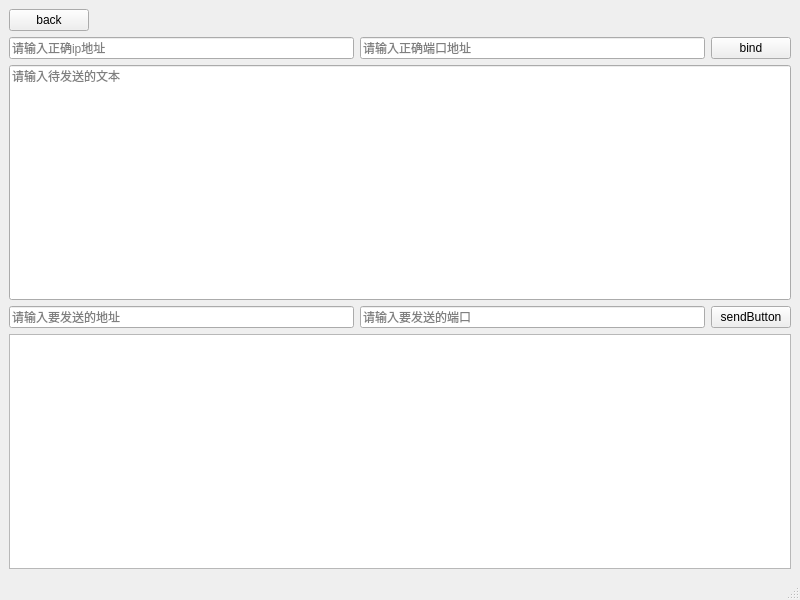
Qt form src/forms/mainWindows/udpMW.ui (rrrriiiiich/iams) before a commit.
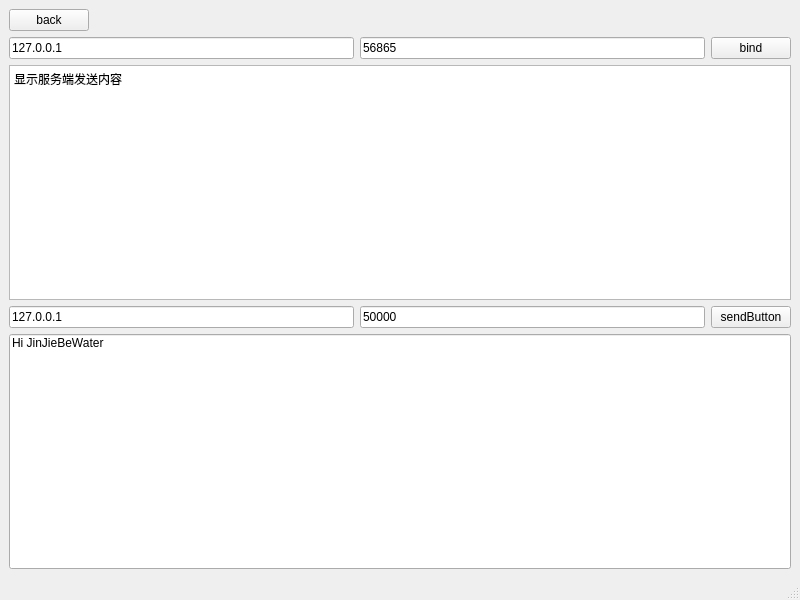
The same form after that commit.

Commit message: feat: 本机测试成功

Patch:
```diff
--- a/src/forms/mainWindows/udpMW.ui
+++ b/src/forms/mainWindows/udpMW.ui
@@ -55,6 +55,9 @@
           <verstretch>0</verstretch>
          </sizepolicy>
         </property>
+        <property name="text">
+         <string>127.0.0.1</string>
+        </property>
         <property name="placeholderText">
          <string>请输入正确ip地址</string>
         </property>
@@ -68,6 +71,9 @@
           <verstretch>0</verstretch>
          </sizepolicy>
         </property>
+        <property name="text">
+         <string>56865</string>
+        </property>
         <property name="placeholderText">
          <string>请输入正确端口地址</string>
         </property>
@@ -88,10 +94,13 @@
       </item>
      </layout>
     </item>
-    <item row="3" column="0">
+    <item row="4" column="0">
      <layout class="QHBoxLayout" name="sendConfig">
       <item>
        <widget class="QLineEdit" name="sendAdderssEdit">
+        <property name="text">
+         <string>127.0.0.1</string>
+        </property>
         <property name="placeholderText">
          <string>请输入要发送的地址</string>
         </property>
@@ -99,6 +108,9 @@
       </item>
       <item>
        <widget class="QLineEdit" name="sendPortEdit">
+        <property name="text">
+         <string>50000</string>
+        </property>
         <property name="placeholderText">
          <string>请输入要发送的端口</string>
         </property>
@@ -119,20 +131,20 @@
       </item>
      </layout>
     </item>
-    <item row="5" column="0">
+    <item row="2" column="0">
      <widget class="QPlainTextEdit" name="recvPlainTextEdit">
       <property name="readOnly">
        <bool>true</bool>
       </property>
       <property name="plainText">
-       <string/>
+       <string>显示服务端发送内容</string>
       </property>
       <property name="placeholderText">
        <string>显示服务端发送内容</string>
       </property>
      </widget>
     </item>
-    <item row="2" column="0">
+    <item row="5" column="0">
      <widget class="QLineEdit" name="sendEdit">
       <property name="sizePolicy">
        <sizepolicy hsizetype="Expanding" vsizetype="Expanding">
@@ -140,6 +152,9 @@
         <verstretch>0</verstretch>
        </sizepolicy>
       </property>
+      <property name="text">
+       <string>Hi JinJieBeWater</string>
+      </property>
       <property name="alignment">
        <set>Qt::AlignLeading|Qt::AlignLeft|Qt::AlignTop</set>
       </property>
```
The commit also changes 2 other files.
